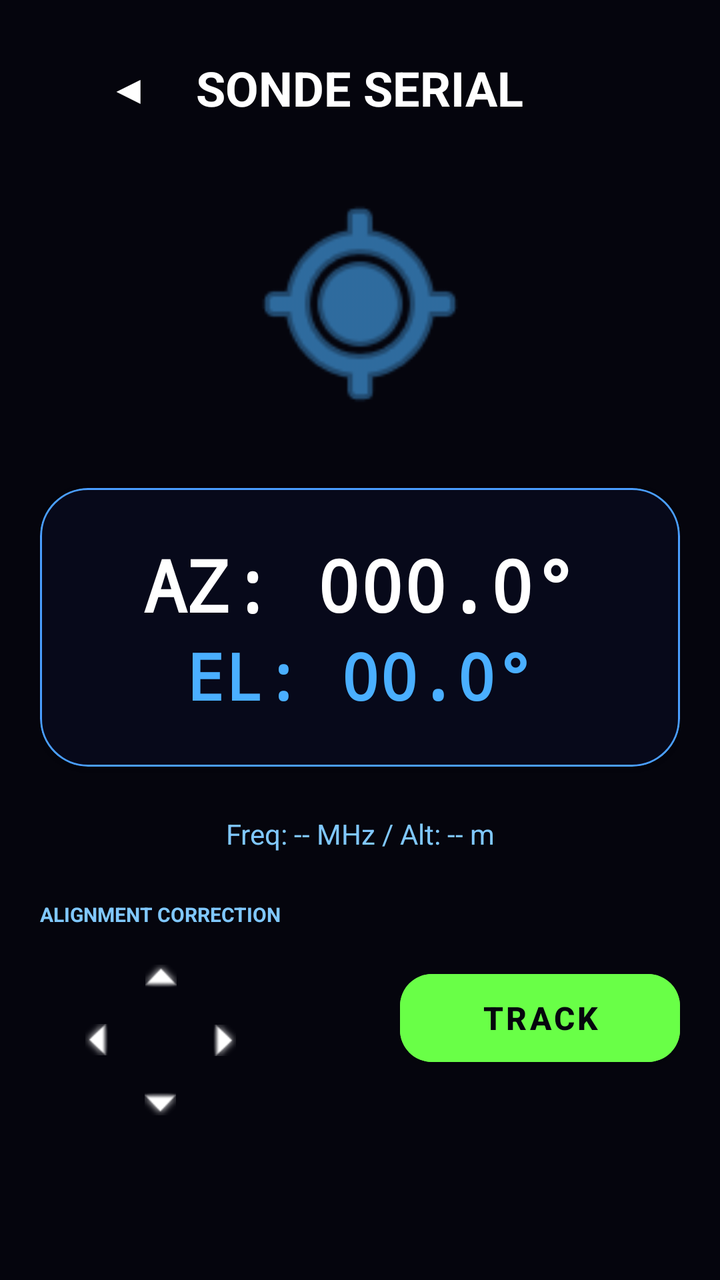
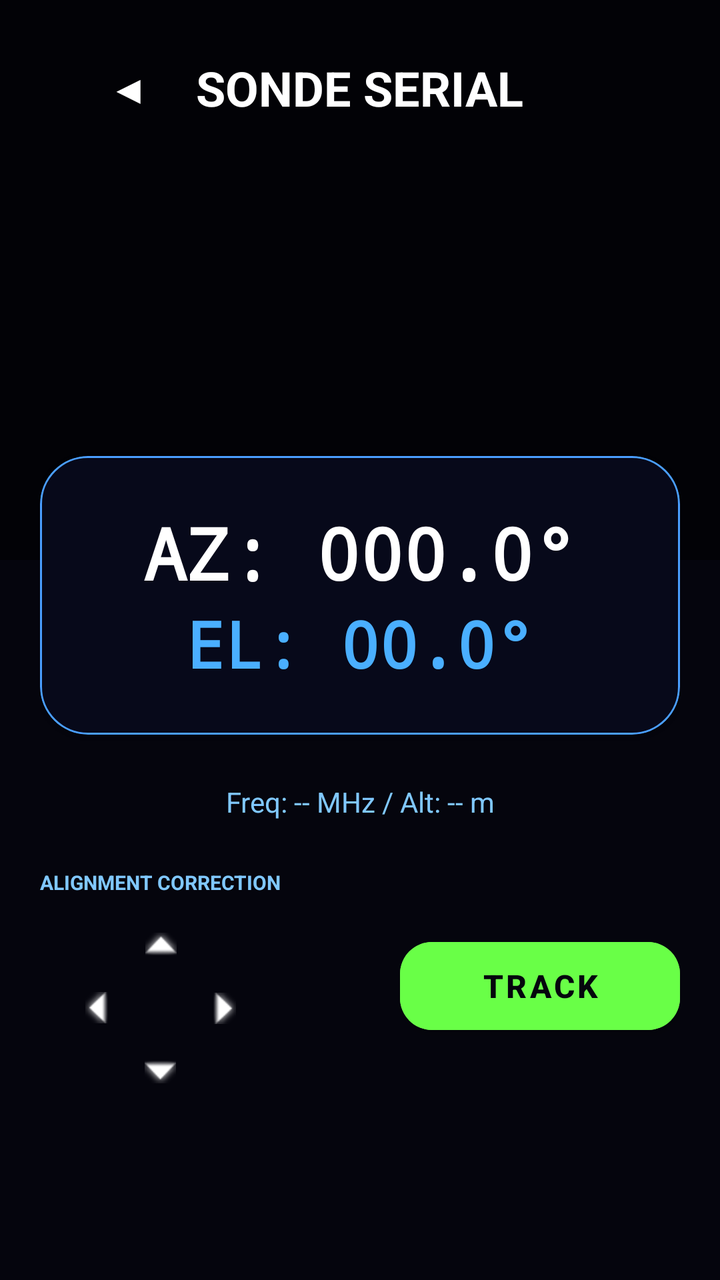

Screens rendered from an Android XML layout before and after an edit, with the pre-edit source and the edit as a unified diff.
<!-- AndroidManifest.xml: application theme Theme.F4DIWRotatorApp -->
<!-- res/layout/fragment_sonde_tracking.xml -->
<?xml version="1.0" encoding="utf-8"?>
<ScrollView xmlns:android="http://schemas.android.com/apk/res/android"
    xmlns:app="http://schemas.android.com/apk/res-auto"
    android:layout_width="match_parent"
    android:layout_height="match_parent"
    android:background="@color/bg_main">

    <LinearLayout
        android:layout_width="match_parent"
        android:layout_height="wrap_content"
        android:orientation="vertical"
        android:padding="20dp"
        android:gravity="center_horizontal">

        <RelativeLayout
            android:layout_width="match_parent"
            android:layout_height="wrap_content"
            android:layout_marginBottom="24dp">

            <com.google.android.material.button.MaterialButton
                android:id="@+id/btnBack"
                style="@style/Widget.MaterialComponents.Button.TextButton"
                android:layout_width="wrap_content"
                android:layout_height="wrap_content"
                android:layout_alignParentStart="true"
                android:layout_centerVertical="true"
                android:text="◀"
                android:textColor="@color/white"
                android:textSize="20sp" />

            <TextView
                android:id="@+id/tvTitle"
                android:layout_width="wrap_content"
                android:layout_height="wrap_content"
                android:layout_centerInParent="true"
                android:text="SONDE SERIAL"
                android:textColor="@color/white"
                android:textSize="24sp"
                android:textStyle="bold" />

        </RelativeLayout>

        <ImageView
            android:id="@+id/ivSondeIcon"
            android:layout_width="120dp"
            android:layout_height="120dp"
            android:src="@android:drawable/ic_menu_mylocation"
            app:tint="@color/accent_blue"
            android:layout_marginBottom="32dp" />

        
        <com.google.android.material.card.MaterialCardView
            android:layout_width="match_parent"
            android:layout_height="wrap_content"
            app:cardCornerRadius="24dp"
            app:cardBackgroundColor="@color/bg_card"
            app:strokeColor="@color/grid_blue"
            app:strokeWidth="1dp"
            android:layout_marginBottom="24dp">

            <LinearLayout
                android:layout_width="match_parent"
                android:layout_height="wrap_content"
                android:orientation="vertical"
                android:padding="24dp"
                android:gravity="center">

                <TextView
                    android:id="@+id/tvAz"
                    android:layout_width="wrap_content"
                    android:layout_height="wrap_content"
                    android:text="AZ: 000.0°"
                    android:textColor="@color/white"
                    android:textSize="36sp"
                    android:fontFamily="monospace"
                    android:textStyle="bold" />

                <TextView
                    android:id="@+id/tvEl"
                    android:layout_width="wrap_content"
                    android:layout_height="wrap_content"
                    android:text="EL: 00.0°"
                    android:textColor="@color/accent_blue"
                    android:textSize="32sp"
                    android:fontFamily="monospace"
                    android:textStyle="bold" />
            </LinearLayout>
        </com.google.android.material.card.MaterialCardView>

        <TextView
            android:id="@+id/tvSondeDetails"
            android:layout_width="match_parent"
            android:layout_height="wrap_content"
            android:text="Freq: -- MHz / Alt: -- m"
            android:textColor="@color/text_secondary"
            android:textSize="14sp"
            android:gravity="center"
            android:layout_marginBottom="24dp" />

        
        <LinearLayout
            android:layout_width="match_parent"
            android:layout_height="wrap_content"
            android:orientation="horizontal"
            android:gravity="center_vertical"
            android:layout_marginBottom="32dp">

            <LinearLayout
                android:layout_width="wrap_content"
                android:layout_height="wrap_content"
                android:orientation="vertical"
                android:gravity="center_horizontal">

                <TextView
                    android:layout_width="wrap_content"
                    android:layout_height="wrap_content"
                    android:text="@string/label_correction"
                    android:textColor="@color/text_secondary"
                    android:textSize="10sp"
                    android:textStyle="bold"
                    android:layout_marginBottom="8dp" />

                <GridLayout
                    android:layout_width="wrap_content"
                    android:layout_height="wrap_content"
                    android:columnCount="3"
                    android:rowCount="3">

                    <View android:layout_width="32dp" android:layout_height="32dp" />
                    <ImageButton
                        android:id="@+id/btnJogUp"
                        android:layout_width="32dp"
                        android:layout_height="32dp"
                        android:src="@android:drawable/arrow_up_float"
                        android:background="?attr/selectableItemBackgroundBorderless"
                        app:tint="@color/white" />
                    <View android:layout_width="32dp" android:layout_height="32dp" />

                    <ImageButton
                        android:id="@+id/btnJogLeft"
                        android:layout_width="32dp"
                        android:layout_height="32dp"
                        android:src="@android:drawable/arrow_up_float"
                        android:rotation="270"
                        android:background="?attr/selectableItemBackgroundBorderless"
                        app:tint="@color/white" />
                    <View android:layout_width="32dp" android:layout_height="32dp" />
                    <ImageButton
                        android:id="@+id/btnJogRight"
                        android:layout_width="32dp"
                        android:layout_height="32dp"
                        android:src="@android:drawable/arrow_up_float"
                        android:rotation="90"
                        android:background="?attr/selectableItemBackgroundBorderless"
                        app:tint="@color/white" />

                    <View android:layout_width="32dp" android:layout_height="32dp" />
                    <ImageButton
                        android:id="@+id/btnJogDown"
                        android:layout_width="32dp"
                        android:layout_height="32dp"
                        android:src="@android:drawable/arrow_up_float"
                        android:rotation="180"
                        android:background="?attr/selectableItemBackgroundBorderless"
                        app:tint="@color/white" />
                    <View android:layout_width="32dp" android:layout_height="32dp" />
                </GridLayout>
            </LinearLayout>

            <View
                android:layout_width="0dp"
                android:layout_height="0dp"
                android:layout_weight="1" />

            <com.google.android.material.button.MaterialButton
                android:id="@+id/btnTrack"
                android:layout_width="140dp"
                android:layout_height="56dp"
                android:text="@string/btn_track"
                app:cornerRadius="16dp"
                android:backgroundTint="@color/status_connected"
                android:textColor="@color/bg_main"
                android:textStyle="bold"
                android:textSize="16sp" />
        </LinearLayout>

    </LinearLayout>
</ScrollView>
<!-- resources referenced by this layout -->
<resources>
  <color name="accent_blue">#4AAFFF</color>
  <color name="bg_card">#07091A</color>
  <color name="bg_main">#05050D</color>
  <color name="grid_blue">#4A9EFF</color>
  <color name="status_connected">#69FF47</color>
  <color name="text_secondary">#80C8FF</color>
  <color name="white">#FFFFFFFF</color>
  <string name="btn_track">TRACK</string>
  <string name="label_correction">ALIGNMENT CORRECTION</string>
  <style name="Theme.F4DIWRotatorApp" parent="Theme.MaterialComponents.DayNight.NoActionBar">
          
          <item name="colorPrimary">@color/accent_blue</item>
          <item name="colorPrimaryVariant">@color/grid_blue</item>
          <item name="colorOnPrimary">@color/bg_main</item>
          
          <item name="colorSecondary">@color/text_secondary</item>
          <item name="colorSecondaryVariant">@color/accent_blue</item>
          <item name="colorOnSecondary">@color/black</item>
          
          <item name="android:statusBarColor">@color/bg_main</item>
          
          <item name="android:windowBackground">@color/bg_main</item>
          <item name="alertDialogTheme">@style/Theme.F4DIWRotatorApp.Dialog</item>
      </style>
  <color name="black">#FF000000</color>
  <style name="Theme.F4DIWRotatorApp.Dialog" parent="Theme.MaterialComponents.DayNight.Dialog.Alert">
          <item name="android:windowBackground">@color/bg_card</item>
          <item name="android:textColorPrimary">@color/white</item>
          <item name="colorAccent">@color/accent_blue</item>
      </style>
</resources>

<!-- the commit's change to res/layout/fragment_sonde_tracking.xml (unified diff, before → after) -->
@@ -5,184 +5,194 @@
     android:layout_height="match_parent"
     android:background="@color/bg_main">
 
-    <LinearLayout
+    <FrameLayout
         android:layout_width="match_parent"
-        android:layout_height="wrap_content"
-        android:orientation="vertical"
-        android:padding="20dp"
-        android:gravity="center_horizontal">
+        android:layout_height="wrap_content">
 
-        <RelativeLayout
+        
+        <ImageView
+            android:id="@+id/ivTrackingBg"
+            android:layout_width="match_parent"
+            android:layout_height="280dp"
+            android:scaleType="centerCrop"
+            android:alpha="0.5" />
+
+        <View
+            android:layout_width="match_parent"
+            android:layout_height="280dp"
+            android:background="#80000000" />
+
+        <LinearLayout
             android:layout_width="match_parent"
             android:layout_height="wrap_content"
-            android:layout_marginBottom="24dp">
+            android:orientation="vertical"
+            android:padding="20dp"
+            android:gravity="center_horizontal">
 
-            <com.google.android.material.button.MaterialButton
-                android:id="@+id/btnBack"
-                style="@style/Widget.MaterialComponents.Button.TextButton"
-                android:layout_width="wrap_content"
+            <RelativeLayout
+                android:layout_width="match_parent"
                 android:layout_height="wrap_content"
-                android:layout_alignParentStart="true"
-                android:layout_centerVertical="true"
-                android:text="◀"
-                android:textColor="@color/white"
-                android:textSize="20sp" />
+                android:layout_marginBottom="160dp">
+
+                <com.google.android.material.button.MaterialButton
+                    android:id="@+id/btnBack"
+                    style="@style/Widget.MaterialComponents.Button.TextButton"
+                    android:layout_width="wrap_content"
+                    android:layout_height="wrap_content"
+                    android:layout_alignParentStart="true"
+                    android:layout_centerVertical="true"
+                    android:text="◀"
+                    android:textColor="@color/white"
+                    android:textSize="20sp" />
+
+                <TextView
+                    android:id="@+id/tvTitle"
+                    android:layout_width="wrap_content"
+                    android:layout_height="wrap_content"
+                    android:layout_centerInParent="true"
+                    android:text="SONDE SERIAL"
+                    android:textColor="@color/white"
+                    android:textSize="24sp"
+                    android:textStyle="bold" />
+
+            </RelativeLayout>
+
+            
+            <com.google.android.material.card.MaterialCardView
+                android:layout_width="match_parent"
+                android:layout_height="wrap_content"
+                app:cardCornerRadius="24dp"
+                app:cardBackgroundColor="@color/bg_card"
+                app:strokeColor="@color/grid_blue"
+                app:strokeWidth="1dp"
+                android:layout_marginBottom="24dp">
+
+                <LinearLayout
+                    android:layout_width="match_parent"
+                    android:layout_height="wrap_content"
+                    android:orientation="vertical"
+                    android:padding="24dp"
+                    android:gravity="center">
+
+                    <TextView
+                        android:id="@+id/tvAz"
+                        android:layout_width="wrap_content"
+                        android:layout_height="wrap_content"
+                        android:text="AZ: 000.0°"
+                        android:textColor="@color/white"
+                        android:textSize="36sp"
+                        android:fontFamily="monospace"
+                        android:textStyle="bold" />
+
+                    <TextView
+                        android:id="@+id/tvEl"
+                        android:layout_width="wrap_content"
+                        android:layout_height="wrap_content"
+                        android:text="EL: 00.0°"
+                        android:textColor="@color/accent_blue"
+                        android:textSize="32sp"
+                        android:fontFamily="monospace"
+                        android:textStyle="bold" />
+                </LinearLayout>
+            </com.google.android.material.card.MaterialCardView>
 
             <TextView
-                android:id="@+id/tvTitle"
-                android:layout_width="wrap_content"
+                android:id="@+id/tvSondeDetails"
+                android:layout_width="match_parent"
                 android:layout_height="wrap_content"
-                android:layout_centerInParent="true"
-                android:text="SONDE SERIAL"
-                android:textColor="@color/white"
-                android:textSize="24sp"
-                android:textStyle="bold" />
+                android:text="Freq: -- MHz / Alt: -- m"
+                android:textColor="@color/text_secondary"
+                android:textSize="14sp"
+                android:gravity="center"
+                android:layout_marginBottom="24dp" />
 
-        </RelativeLayout>
-
-        <ImageView
-            android:id="@+id/ivSondeIcon"
-            android:layout_width="120dp"
-            android:layout_height="120dp"
-            android:src="@android:drawable/ic_menu_mylocation"
-            app:tint="@color/accent_blue"
-            android:layout_marginBottom="32dp" />
-
-        
-        <com.google.android.material.card.MaterialCardView
-            android:layout_width="match_parent"
-            android:layout_height="wrap_content"
-            app:cardCornerRadius="24dp"
-            app:cardBackgroundColor="@color/bg_card"
-            app:strokeColor="@color/grid_blue"
-            app:strokeWidth="1dp"
-            android:layout_marginBottom="24dp">
-
+            
             <LinearLayout
                 android:layout_width="match_parent"
                 android:layout_height="wrap_content"
-                android:orientation="vertical"
-                android:padding="24dp"
-                android:gravity="center">
+                android:orientation="horizontal"
+                android:gravity="center_vertical"
+                android:layout_marginBottom="32dp">
 
-                <TextView
-                    android:id="@+id/tvAz"
+                <LinearLayout
                     android:layout_width="wrap_content"
                     android:layout_height="wrap_content"
-                    android:text="AZ: 000.0°"
-                    android:textColor="@color/white"
-                    android:textSize="36sp"
-                    android:fontFamily="monospace"
-                    android:textStyle="bold" />
+                    android:orientation="vertical"
+                    android:gravity="center_horizontal">
 
-                <TextView
-                    android:id="@+id/tvEl"
-                    android:layout_width="wrap_content"
-                    android:layout_height="wrap_content"
-                    android:text="EL: 00.0°"
-                    android:textColor="@color/accent_blue"
-                    android:textSize="32sp"
-                    android:fontFamily="monospace"
-                    android:textStyle="bold" />
-            </LinearLayout>
-        </com.google.android.material.card.MaterialCardView>
+                    <TextView
+                        android:layout_width="wrap_content"
+                        android:layout_height="wrap_content"
+                        android:text="@string/label_correction"
+                        android:textColor="@color/text_secondary"
+                        android:textSize="10sp"
+                        android:textStyle="bold"
+                        android:layout_marginBottom="8dp" />
 
-        <TextView
-            android:id="@+id/tvSondeDetails"
-            android:layout_width="match_parent"
-            android:layout_height="wrap_content"
-            android:text="Freq: -- MHz / Alt: -- m"
-            android:textColor="@color/text_secondary"
-            android:textSize="14sp"
-            android:gravity="center"
-            android:layout_marginBottom="24dp" />
+                    <GridLayout
+                        android:layout_width="wrap_content"
+                        android:layout_height="wrap_content"
+                        android:columnCount="3"
+                        android:rowCount="3">
 
-        
-        <LinearLayout
-            android:layout_width="match_parent"
-            android:layout_height="wrap_content"
-            android:orientation="horizontal"
-            android:gravity="center_vertical"
-            android:layout_marginBottom="32dp">
+                        <View android:layout_width="32dp" android:layout_height="32dp" />
+                        <ImageButton
+                            android:id="@+id/btnJogUp"
+                            android:layout_width="32dp"
+                            android:layout_height="32dp"
+                            android:src="@android:drawable/arrow_up_float"
+                            android:background="?attr/selectableItemBackgroundBorderless"
+                            app:tint="@color/white" />
+                        <View android:layout_width="32dp" android:layout_height="32dp" />
 
-            <LinearLayout
-                android:layout_width="wrap_content"
-                android:layout_height="wrap_content"
-                android:orientation="vertical"
-                android:gravity="center_horizontal">
+                        <ImageButton
+                            android:id="@+id/btnJogLeft"
+                            android:layout_width="32dp"
+                            android:layout_height="32dp"
+                            android:src="@android:drawable/arrow_up_float"
+                            android:rotation="270"
+                            android:background="?attr/selectableItemBackgroundBorderless"
+                            app:tint="@color/white" />
+                        <View android:layout_width="32dp" android:layout_height="32dp" />
+                        <ImageButton
+                            android:id="@+id/btnJogRight"
+                            android:layout_width="32dp"
+                            android:layout_height="32dp"
+                            android:src="@android:drawable/arrow_up_float"
+                            android:rotation="90"
+                            android:background="?attr/selectableItemBackgroundBorderless"
+                            app:tint="@color/white" />
 
-                <TextView
-                    android:layout_width="wrap_content"
-                    android:layout_height="wrap_content"
-                    android:text="@string/label_correction"
-                    android:textColor="@color/text_secondary"
-                    android:textSize="10sp"
+                        <View android:layout_width="32dp" android:layout_height="32dp" />
+                        <ImageButton
+                            android:id="@+id/btnJogDown"
+                            android:layout_width="32dp"
+                            android:layout_height="32dp"
+                            android:src="@android:drawable/arrow_up_float"
+                            android:rotation="180"
+                            android:background="?attr/selectableItemBackgroundBorderless"
+                            app:tint="@color/white" />
+                        <View android:layout_width="32dp" android:layout_height="32dp" />
+                    </GridLayout>
+                </LinearLayout>
+
+                <View
+                    android:layout_width="0dp"
+                    android:layout_height="0dp"
+                    android:layout_weight="1" />
+
+                <com.google.android.material.button.MaterialButton
+                    android:id="@+id/btnTrack"
+                    android:layout_width="140dp"
+                    android:layout_height="56dp"
+                    android:text="@string/btn_track"
+                    app:cornerRadius="16dp"
+                    android:backgroundTint="@color/status_connected"
+                    android:textColor="@color/bg_main"
                     android:textStyle="bold"
-                    android:layout_marginBottom="8dp" />
-
-                <GridLayout
-                    android:layout_width="wrap_content"
-                    android:layout_height="wrap_content"
-                    android:columnCount="3"
-                    android:rowCount="3">
-
-                    <View android:layout_width="32dp" android:layout_height="32dp" />
-                    <ImageButton
-                        android:id="@+id/btnJogUp"
-                        android:layout_width="32dp"
-                        android:layout_height="32dp"
-                        android:src="@android:drawable/arrow_up_float"
-                        android:background="?attr/selectableItemBackgroundBorderless"
-                        app:tint="@color/white" />
-                    <View android:layout_width="32dp" android:layout_height="32dp" />
-
-                    <ImageButton
-                        android:id="@+id/btnJogLeft"
-                        android:layout_width="32dp"
-                        android:layout_height="32dp"
-                        android:src="@android:drawable/arrow_up_float"
-                        android:rotation="270"
-                        android:background="?attr/selectableItemBackgroundBorderless"
-                        app:tint="@color/white" />
-                    <View android:layout_width="32dp" android:layout_height="32dp" />
-                    <ImageButton
-                        android:id="@+id/btnJogRight"
-                        android:layout_width="32dp"
-                        android:layout_height="32dp"
-                        android:src="@android:drawable/arrow_up_float"
-                        android:rotation="90"
-                        android:background="?attr/selectableItemBackgroundBorderless"
-                        app:tint="@color/white" />
-
-                    <View android:layout_width="32dp" android:layout_height="32dp" />
-                    <ImageButton
-                        android:id="@+id/btnJogDown"
-                        android:layout_width="32dp"
-                        android:layout_height="32dp"
-                        android:src="@android:drawable/arrow_up_float"
-                        android:rotation="180"
-                        android:background="?attr/selectableItemBackgroundBorderless"
-                        app:tint="@color/white" />
-                    <View android:layout_width="32dp" android:layout_height="32dp" />
-                </GridLayout>
+                    android:textSize="16sp" />
             </LinearLayout>
 
-            <View
-                android:layout_width="0dp"
-                android:layout_height="0dp"
-                android:layout_weight="1" />
-
-            <com.google.android.material.button.MaterialButton
-                android:id="@+id/btnTrack"
-                android:layout_width="140dp"
-                android:layout_height="56dp"
-                android:text="@string/btn_track"
-                app:cornerRadius="16dp"
-                android:backgroundTint="@color/status_connected"
-                android:textColor="@color/bg_main"
-                android:textStyle="bold"
-                android:textSize="16sp" />
         </LinearLayout>
-
-    </LinearLayout>
+    </FrameLayout>
 </ScrollView>
